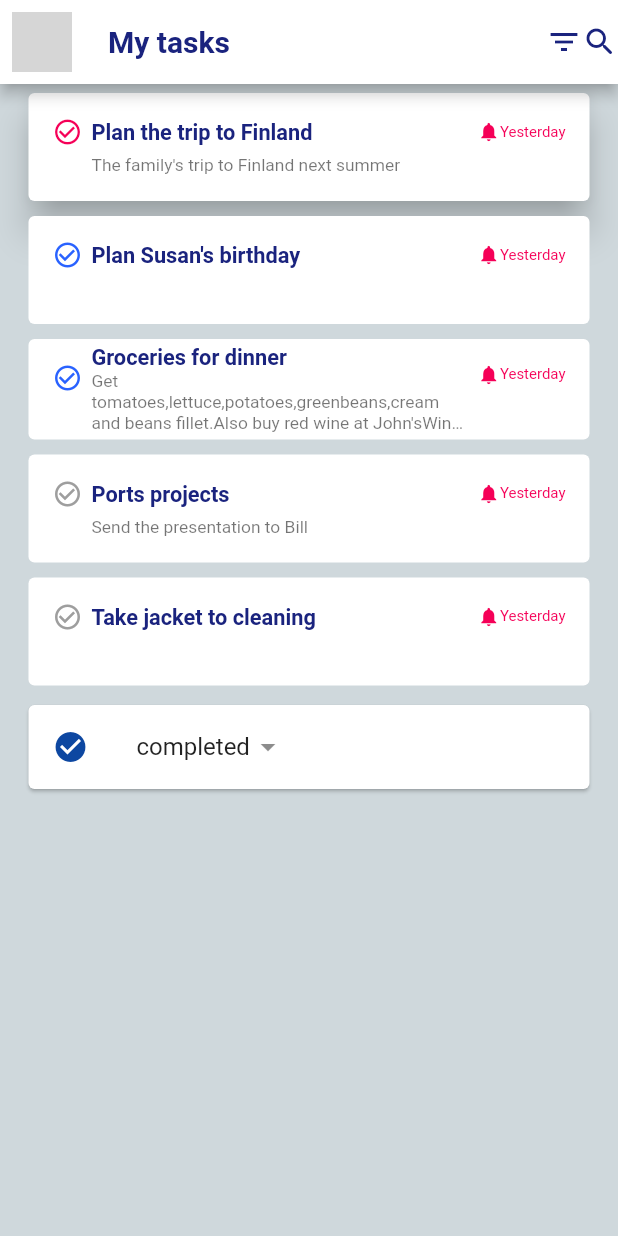
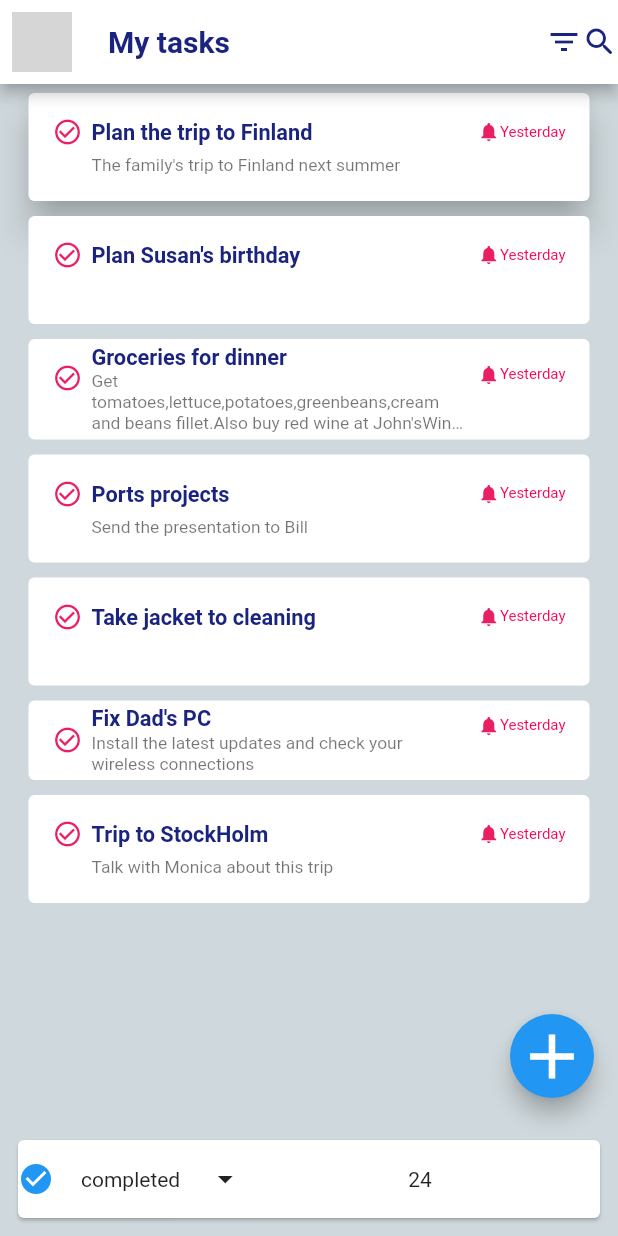
Before and after one commit to jeffery3472/My_To_do_APP, a Flutter app: the screen it shows after launch, on a phone screen of 412 x 824 dp. Run offline on Flutter 3.47's test engine with Material 2 defaults, Android fonts, the phone set to English and light mode, and no system bars; our stand-ins replace modal_bottom_sheet; network calls fail; grey boxes are pictures that could not be loaded.

Commit message:
imported 2 additional pages

```diff
--- a/lib/main.dart
+++ b/lib/main.dart
@@ -1,6 +1,5 @@
-import 'dart:math';
-
 import 'package:flutter/material.dart';
+import 'package:to_do_app/todopage.dart';
 
 void main() {
   runApp(const MyApp());
@@ -21,161 +20,3 @@ class MyApp extends StatelessWidget {
     );
   }
 }
-
-class todoapp extends StatelessWidget {
-  const todoapp({Key? key}) : super(key: key);
-
-  @override
-  Widget build(BuildContext context) {
-    return Scaffold(
-        backgroundColor: Colors.blueGrey.shade100,
-        appBar: AppBar(
-          backgroundColor: Colors.white,
-          leading: Padding(
-            padding: const EdgeInsets.all(8.0),
-            child: CircleAvatar(
-              radius: 20,
-              backgroundImage: NetworkImage(
-                  "https://media.istockphoto.com/photos/camel-portrait-picture-id1300100945?b=1&k=20&m=1300100945&s=170667a&w=0&h=vGv_0jG8y15MyoUTy7mdmGSLSilLjO1_kDLjCGJ96Js="),
-            ),
-          ),
-          title: Text(
-            "My tasks",
-            style: TextStyle(
-                color: Colors.indigo.shade900, fontWeight: FontWeight.bold),
-          ),
-          actions: [
-            Icon(
-              Icons.filter_list,
-              color: Colors.indigo.shade900,
-            ),
-            Icon(Icons.search_rounded, color: Colors.indigo.shade900)
-          ],
-        ),
-        body: Column(children: [
-          listwidget(
-            name: "Plan the trip to Finland",
-            response: "The family's trip to Finland next summer",
-            color: Colors.pinkAccent.shade400,
-            value: 10,),
-          listwidget(
-              name: "Plan Susan's birthday",
-              response: "",
-              color: Colors.blueAccent.shade700,
-              value: 0,),
-          listwidget(
-              name: "Groceries for dinner",
-              response:
-                  "Get tomatoes,lettuce,potatoes,greenbeans,cream and beans fillet.Also buy red wine at John'sWine Shop",
-              color: Colors.blueAccent.shade700,
-              value: 0),
-          listwidget(
-              name: "Ports projects",
-              response: "Send the presentation to Bill",
-              color: Colors.grey,
-              value: 0),
-          listwidget(
-              name: "Take jacket to cleaning",
-              response: "",
-              color: Colors.grey,
-              value: 0),
-         /* listwidget(
-              name: "Fix Dad's PC",
-              response:
-                  "Install the latest updates and check your wireless connections",
-              color: Colors.grey,
-              value: 0),
-          listwidget(
-              name: "Trip to StockHolm",
-              response: "Talk with Monica about this trip",
-              color: Colors.grey,
-              value: 0),*/
-          Padding(
-            padding: const EdgeInsets.only(bottom: 0,top: 5,left: 15,right: 15),
-            child: Card(
-              child: ListTile(
-                leading:
-                 Icon(Icons.check_circle,color: Colors.blue.shade900,),
-                 title:
-                  Row(
-                   mainAxisSize: MainAxisSize.max,children: [
-                   Text("completed"),Icon(Icons.arrow_drop_down)
-                 ],),),
-              ),
-            ),
-
-        ]));
-  }
-}
-
-class listwidget extends StatelessWidget {
-  const listwidget({
-    Key? key,
-    required this.name,
-    required this.response,
-    required this.color,
-    required this.value,
-  }) : super(key: key);
-
-  final String name;
-  final String response;
-  final Color color;
-  final double? value;
-
-
-  @override
-  Widget build(BuildContext context) {
-    return Padding(
-      padding: EdgeInsets.only(top: 2.0, left: 15, right: 15),
-      child: Column(
-        children: [
-          Card(
-            elevation: value,
-            child: ListTile(
-              leading: Icon(
-                Icons.check_circle_outline,
-                color: color,
-                size: 20,
-              ),
-              title: Text(
-                name,
-                style: TextStyle(
-                    color: Colors.indigo.shade900,
-                    fontWeight: FontWeight.bold,
-                    fontSize: 14.5),
-              ),
-              minLeadingWidth: 2,
-              horizontalTitleGap: 6,
-              subtitle: Text(
-                response,
-                maxLines: 3,
-                overflow: TextOverflow.ellipsis,
-                style: TextStyle(
-                  fontSize: 11.6,
-                ),
-              ),
-              trailing: Padding(
-                padding: const EdgeInsets.only(bottom: 20),
-                child: Row(
-                  mainAxisSize: MainAxisSize.min,
-                  children: [
-                    Icon(
-                      Icons.notifications,
-                      color: Colors.pinkAccent.shade400,
-                      size: 15,
-                    ),
-                    Text(
-                      "Yesterday",
-                      style: TextStyle(
-                          fontSize: 10, color: Colors.pinkAccent.shade400),
-                    )
-                  ],
-                ),
-              ),
-            ),
-          ),
-        ],
-      ),
-    );
-  }
-}
--- /dev/null
+++ b/lib/todopage.dart
@@ -0,0 +1,203 @@
+import 'package:flutter/material.dart';
+import 'package:modal_bottom_sheet/modal_bottom_sheet.dart';
+import 'package:to_do_app/utilities.dart';
+
+class todoapp extends StatelessWidget {
+  const todoapp({Key? key}) : super(key: key);
+
+  @override
+  Widget build(BuildContext context) {
+    return Scaffold(
+      backgroundColor: Colors.blueGrey.shade100,
+      appBar: AppBar(
+        backgroundColor: Colors.white,
+        leading: const Padding(
+          padding: EdgeInsets.all(8.0),
+          child: CircleAvatar(
+            radius: 20,
+            backgroundImage: NetworkImage(
+                "https://media.istockphoto.com/photos/headshot-of-camel-oman-picture-id1141528670?b=1&k=20&m=1141528670&s=170667a&w=0&h=JFSWaYU5ofoJH6YKXm0BpRDGDuOLHzfK6A-L_FIcBzU="),
+          ),
+        ),
+        title: Text(
+          "My tasks",
+          style: TextStyle(
+              color: Colors.indigo.shade900, fontWeight: FontWeight.bold),
+        ),
+        actions: [
+          Icon(
+            Icons.filter_list,
+            color: Colors.indigo.shade900,
+          ),
+          Icon(Icons.search_rounded, color: Colors.indigo.shade900)
+        ],
+      ),
+      body: ListView(
+        children: [
+          listwidget(
+            name: "Plan the trip to Finland",
+            response: "The family's trip to Finland next summer",
+            value: 10,
+            time: "Yesterday",
+          ),
+          listwidget(
+            name: "Plan Susan's birthday",
+            response: "",
+            value: 0,
+            time: "Yesterday",
+          ),
+          listwidget(
+            name: "Groceries for dinner",
+            response:
+                "Get tomatoes,lettuce,potatoes,greenbeans,cream and beans fillet.Also buy red wine at John'sWine Shop",
+            value: 0,
+            time: "Yesterday",
+          ),
+          listwidget(
+            name: "Ports projects",
+            response: "Send the presentation to Bill",
+            value: 0,
+            time: "Yesterday",
+          ),
+          listwidget(
+            name: "Take jacket to cleaning",
+            response: "",
+            value: 0,
+            time: "Yesterday",
+          ),
+          listwidget(
+            name: "Fix Dad's PC",
+            response:
+                "Install the latest updates and check your wireless connections",
+            value: 0,
+            time: "Yesterday",
+          ),
+          listwidget(
+            name: "Trip to StockHolm",
+            response: "Talk with Monica about this trip",
+            value: 0,
+            time: "Yesterday",
+          ),
+        ],
+      ),
+      bottomNavigationBar: Padding(
+          padding: const EdgeInsets.all(8.0),
+          child: InkWell(
+            onTap: () {
+              showBarModalBottomSheet(
+                  context: context,
+                  builder: (context) {
+                    return Column(children: [
+                      listwidget(
+                        name: "Plan the trip to Finland",
+                        response: "The family's trip to Finland next summer",
+                        value: 10,
+                        time: "Yesterday",
+                      ),
+                      listwidget(
+                        name: "Plan Susan's birthday",
+                        response: "",
+                        value: 0,
+                        time: "Yesterday",
+                      )
+                    ]);
+                  });
+            },child:  Card(
+          child: Row(
+            children: [
+              Icon(Icons.check_circle, color: Colors.blue),
+              Padding(
+                padding: const EdgeInsets.all(18.0),
+                child: Text("completed"),
+              ),
+              Icon(Icons.arrow_drop_down),
+              SizedBox(
+                width: 110,
+              ),
+              Text("24")
+            ],
+          ),
+        ),
+          )),
+      floatingActionButton: FloatingActionButton(
+        onPressed: () {},
+        child: Icon(
+          Icons.add,
+          size: 50,
+        ),
+      ),
+    );
+  }
+}
+
+class listwidget extends StatelessWidget {
+  const listwidget(
+      {Key? key,
+      required this.name,
+      required this.response,
+      required this.value,
+      required this.time})
+      : super(key: key);
+
+  final String name;
+  final String response;
+
+  final double? value;
+  final String time;
+
+  @override
+  Widget build(BuildContext context) {
+    return Padding(
+      padding: EdgeInsets.only(top: 2.0, left: 15, right: 15),
+      child: Column(
+        children: [
+          Card(
+            elevation: value,
+            child: ListTile(
+              leading: Icon(
+                Icons.check_circle_outline,
+                color: color(time),
+                size: 20,
+              ),
+              title: Text(
+                name,
+                style: TextStyle(
+                    color: Colors.indigo.shade900,
+                    fontWeight: FontWeight.bold,
+                    fontSize: 14.5),
+              ),
+              minLeadingWidth: 2,
+              horizontalTitleGap: 6,
+              subtitle: Text(
+                response,
+                maxLines: 3,
+                overflow: TextOverflow.ellipsis,
+                style: TextStyle(
+                  fontSize: 11.6,
+                ),
+              ),
+              trailing: Padding(
+                padding: const EdgeInsets.only(bottom: 20),
+                child: Row(
+                  mainAxisSize: MainAxisSize.min,
+                  children: [
+                    Icon(
+                      Icons.notifications,
+                      color: color(time),
+                      size: 15,
+                    ),
+                    Text(
+                      time,
+                      style: TextStyle(
+                          fontSize: 10, color: Colors.pinkAccent.shade400),
+                    )
+                  ],
+                ),
+              ),
+            ),
+          ),
+        ],
+      ),
+    );
+  }
+}
--- /dev/null
+++ b/lib/utilities.dart
@@ -0,0 +1,14 @@
+import 'package:flutter/material.dart';
+
+Color color(String time) {
+  var color = Colors.black;
+
+  if (time == "today") {
+    color = Colors.blue;
+  } else if (time == "Yesterday") {
+    color = Colors.pink;
+  } else {
+    color = Colors.grey;
+  }
+  return color;
+}
--- a/pubspec.yaml
+++ b/pubspec.yaml
@@ -34,6 +34,7 @@ dependencies:
   # The following adds the Cupertino Icons font to your application.
   # Use with the CupertinoIcons class for iOS style icons.
   cupertino_icons: ^1.0.2
+  modal_bottom_sheet: ^2.0.0
 
 dev_dependencies:
   flutter_test:
```
Also changed, not shown: pubspec.lock.
